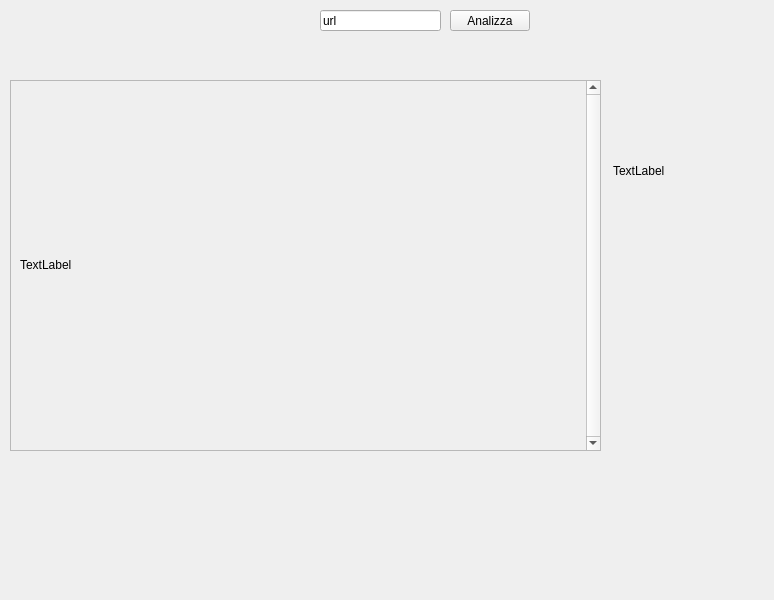
Old version of the form qt/downloader.ui in the repository dlcgold/sparsematrix-unimib.
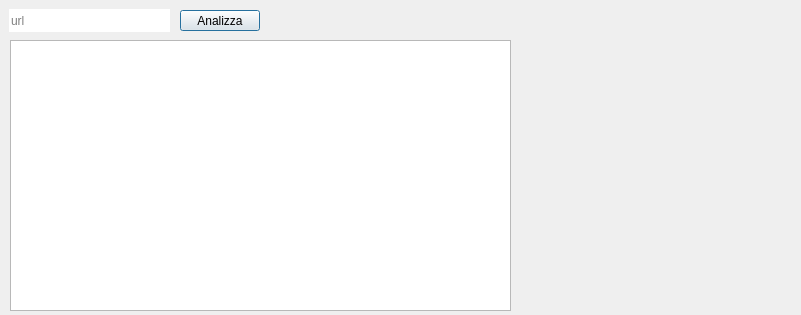
New version of the form.

What changed in the file:
```diff
--- a/qt/downloader.ui
+++ b/qt/downloader.ui
@@ -6,110 +6,158 @@
    <rect>
     <x>0</x>
     <y>0</y>
-    <width>774</width>
-    <height>600</height>
+    <width>801</width>
+    <height>315</height>
    </rect>
   </property>
   <property name="windowTitle">
    <string>downloader</string>
   </property>
   <widget class="QLineEdit" name="urlBox">
+   <property name="enabled">
+    <bool>true</bool>
+   </property>
    <property name="geometry">
     <rect>
-     <x>320</x>
-     <y>10</y>
-     <width>121</width>
-     <height>21</height>
+     <x>9</x>
+     <y>9</y>
+     <width>161</width>
+     <height>23</height>
     </rect>
    </property>
+   <property name="sizePolicy">
+    <sizepolicy hsizetype="Preferred" vsizetype="Preferred">
+     <horstretch>255</horstretch>
+     <verstretch>0</verstretch>
+    </sizepolicy>
+   </property>
+   <property name="sizeIncrement">
+    <size>
+     <width>15</width>
+     <height>0</height>
+    </size>
+   </property>
    <property name="text">
+    <string/>
+   </property>
+   <property name="frame">
+    <bool>false</bool>
+   </property>
+   <property name="readOnly">
+    <bool>false</bool>
+   </property>
+   <property name="placeholderText">
     <string>url</string>
    </property>
   </widget>
-  <widget class="QLabel" name="infoLabel">
-   <property name="geometry">
-    <rect>
-     <x>613</x>
-     <y>50</y>
-     <width>151</width>
-     <height>241</height>
-    </rect>
-   </property>
-   <property name="text">
-    <string>TextLabel</string>
-   </property>
-  </widget>
   <widget class="QPushButton" name="analyzeButton">
    <property name="geometry">
     <rect>
-     <x>450</x>
+     <x>180</x>
      <y>10</y>
      <width>80</width>
      <height>21</height>
     </rect>
    </property>
+   <property name="sizePolicy">
+    <sizepolicy hsizetype="Fixed" vsizetype="Fixed">
+     <horstretch>0</horstretch>
+     <verstretch>0</verstretch>
+    </sizepolicy>
+   </property>
    <property name="text">
     <string>Analizza</string>
    </property>
+   <property name="autoDefault">
+    <bool>true</bool>
+   </property>
+   <property name="default">
+    <bool>true</bool>
+   </property>
   </widget>
-  <widget class="QScrollArea" name="scrollArea">
+  <widget class="QLabel" name="wordLabel">
+   <property name="geometry">
+    <rect>
+     <x>550</x>
+     <y>40</y>
+     <width>181</width>
+     <height>21</height>
+    </rect>
+   </property>
+   <property name="frameShape">
+    <enum>QFrame::NoFrame</enum>
+   </property>
+   <property name="frameShadow">
+    <enum>QFrame::Raised</enum>
+   </property>
+   <property name="lineWidth">
+    <number>0</number>
+   </property>
+   <property name="text">
+    <string/>
+   </property>
+  </widget>
+  <widget class="QTextBrowser" name="textLabel">
    <property name="geometry">
     <rect>
      <x>10</x>
-     <y>80</y>
-     <width>591</width>
-     <height>371</height>
+     <y>40</y>
+     <width>501</width>
+     <height>271</height>
     </rect>
    </property>
-   <property name="mouseTracking">
-    <bool>true</bool>
+  </widget>
+  <widget class="QLabel" name="charLabel">
+   <property name="geometry">
+    <rect>
+     <x>550</x>
+     <y>70</y>
+     <width>181</width>
+     <height>21</height>
+    </rect>
    </property>
-   <property name="verticalScrollBarPolicy">
-    <enum>Qt::ScrollBarAlwaysOn</enum>
+   <property name="text">
+    <string/>
    </property>
-   <property name="widgetResizable">
-    <bool>true</bool>
+  </widget>
+  <widget class="QLabel" name="noSpaceLabel">
+   <property name="geometry">
+    <rect>
+     <x>550</x>
+     <y>100</y>
+     <width>181</width>
+     <height>21</height>
+    </rect>
    </property>
-   <widget class="QWidget" name="scrollAreaWidgetContents_2">
-    <property name="geometry">
-     <rect>
-      <x>0</x>
-      <y>0</y>
-      <width>575</width>
-      <height>369</height>
-     </rect>
-    </property>
-    <layout class="QVBoxLayout" name="verticalLayout">
-     <item>
-      <widget class="QLabel" name="textLabel">
-       <property name="mouseTracking">
-        <bool>true</bool>
-       </property>
-       <property name="tabletTracking">
-        <bool>true</bool>
-       </property>
-       <property name="acceptDrops">
-        <bool>true</bool>
-       </property>
-       <property name="layoutDirection">
-        <enum>Qt::LeftToRight</enum>
-       </property>
-       <property name="autoFillBackground">
-        <bool>true</bool>
-       </property>
-       <property name="text">
-        <string>TextLabel</string>
-       </property>
-       <property name="textFormat">
-        <enum>Qt::PlainText</enum>
-       </property>
-       <property name="textInteractionFlags">
-        <set>Qt::LinksAccessibleByKeyboard|Qt::LinksAccessibleByMouse|Qt::TextBrowserInteraction|Qt::TextSelectableByKeyboard|Qt::TextSelectableByMouse</set>
-       </property>
-      </widget>
-     </item>
-    </layout>
-   </widget>
+   <property name="text">
+    <string/>
+   </property>
+  </widget>
+  <widget class="QLabel" name="phraseLabel">
+   <property name="geometry">
+    <rect>
+     <x>550</x>
+     <y>130</y>
+     <width>181</width>
+     <height>21</height>
+    </rect>
+   </property>
+   <property name="text">
+    <string/>
+   </property>
+  </widget>
+  <widget class="QLabel" name="paraLabel">
+   <property name="geometry">
+    <rect>
+     <x>550</x>
+     <y>160</y>
+     <width>181</width>
+     <height>21</height>
+    </rect>
+   </property>
+   <property name="text">
+    <string/>
+   </property>
   </widget>
  </widget>
  <resources/>
```
Left out of the diff: 2 changed lines with no effect on the pictures.
